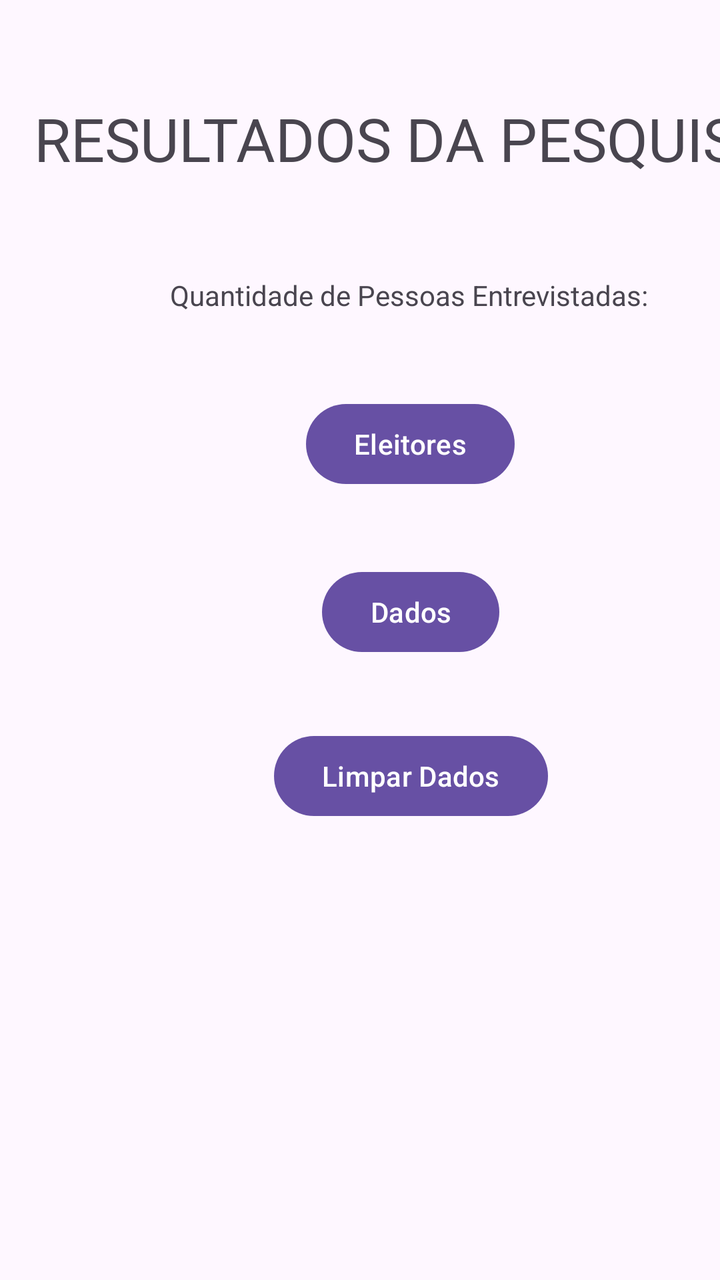
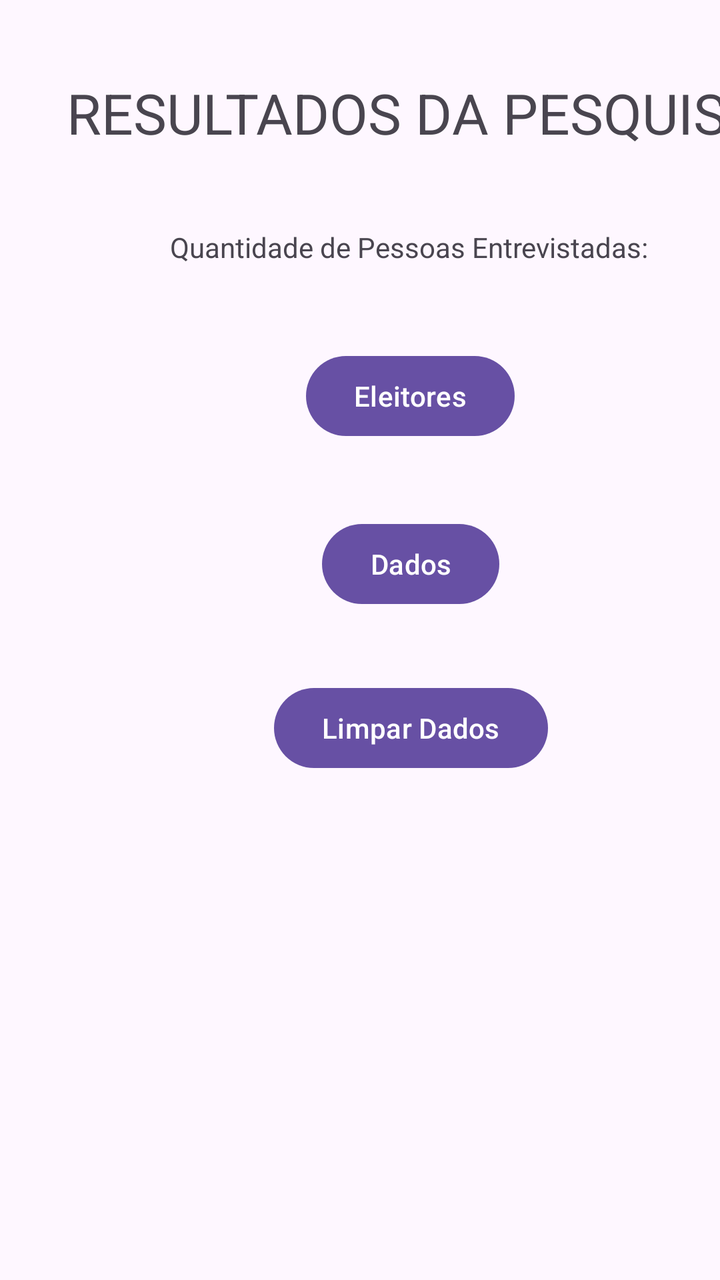

Compare the two renders of this Android layout. The source of the first and the diff that turns it into the second are given below.
<!-- AndroidManifest.xml: application theme Theme.PesquisaEleitoral -->
<!-- res/layout/activity_resultados.xml -->
<?xml version="1.0" encoding="utf-8"?>
<androidx.constraintlayout.widget.ConstraintLayout xmlns:android="http://schemas.android.com/apk/res/android"
    xmlns:app="http://schemas.android.com/apk/res-auto"
    xmlns:tools="http://schemas.android.com/tools"
    android:id="@+id/main"
    android:layout_width="match_parent"
    android:layout_height="match_parent"
    tools:context=".ResultadosActivity">

    <TextView
        android:id="@+id/textView15"
        android:layout_width="378dp"
        android:layout_height="60dp"
        android:layout_marginStart="17dp"
        android:layout_marginTop="49dp"
        android:text="RESULTADOS DA PESQUISA"
        android:textSize="30sp"
        app:layout_constraintStart_toStartOf="parent"
        app:layout_constraintTop_toTopOf="parent" />

    <TextView
        android:id="@+id/textView16"
        android:layout_width="wrap_content"
        android:layout_height="wrap_content"
        android:layout_marginStart="85dp"
        android:layout_marginTop="29dp"
        android:text="Quantidade de Pessoas Entrevistadas:"
        app:layout_constraintStart_toStartOf="parent"
        app:layout_constraintTop_toBottomOf="@+id/textView15" />

    <Button
        android:id="@+id/btEleitores"
        android:layout_width="wrap_content"
        android:layout_height="wrap_content"
        android:layout_marginStart="153dp"
        android:layout_marginTop="41dp"
        android:text="Eleitores"
        app:layout_constraintStart_toStartOf="parent"
        app:layout_constraintTop_toBottomOf="@+id/textView16" />

    <Button
        android:id="@+id/btDados"
        android:layout_width="wrap_content"
        android:layout_height="wrap_content"
        android:layout_marginStart="161dp"
        android:layout_marginTop="36dp"
        android:text="Dados"
        app:layout_constraintStart_toStartOf="parent"
        app:layout_constraintTop_toBottomOf="@+id/btEleitores" />

    <Button
        android:id="@+id/btLimpar"
        android:layout_width="wrap_content"
        android:layout_height="wrap_content"
        android:layout_marginStart="137dp"
        android:layout_marginTop="34dp"
        android:text="Limpar Dados"
        app:layout_constraintStart_toStartOf="parent"
        app:layout_constraintTop_toBottomOf="@+id/btDados" />
</androidx.constraintlayout.widget.ConstraintLayout>
<!-- resources referenced by this layout -->
<resources>
  <style name="Theme.PesquisaEleitoral" parent="Base.Theme.PesquisaEleitoral" />
  <style name="Base.Theme.PesquisaEleitoral" parent="Theme.Material3.DayNight.NoActionBar">
          
          
      </style>
</resources>

<!-- the commit's change to res/layout/activity_resultados.xml (unified diff, before → after) -->
@@ -9,12 +9,13 @@
 
     <TextView
         android:id="@+id/textView15"
-        android:layout_width="378dp"
-        android:layout_height="60dp"
-        android:layout_marginStart="17dp"
-        android:layout_marginTop="49dp"
+        android:layout_width="399dp"
+        android:layout_height="57dp"
+        android:layout_marginStart="8dp"
+        android:layout_marginTop="28dp"
+        android:gravity="center"
         android:text="RESULTADOS DA PESQUISA"
-        android:textSize="30sp"
+        android:textSize="28sp"
         app:layout_constraintStart_toStartOf="parent"
         app:layout_constraintTop_toTopOf="parent" />
 
